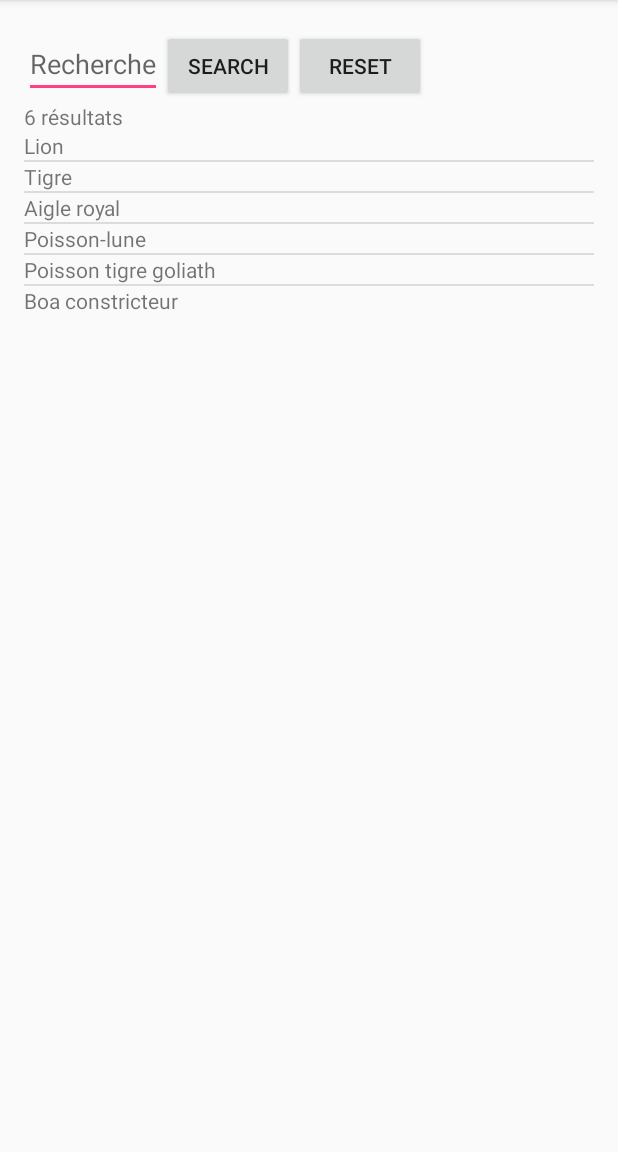
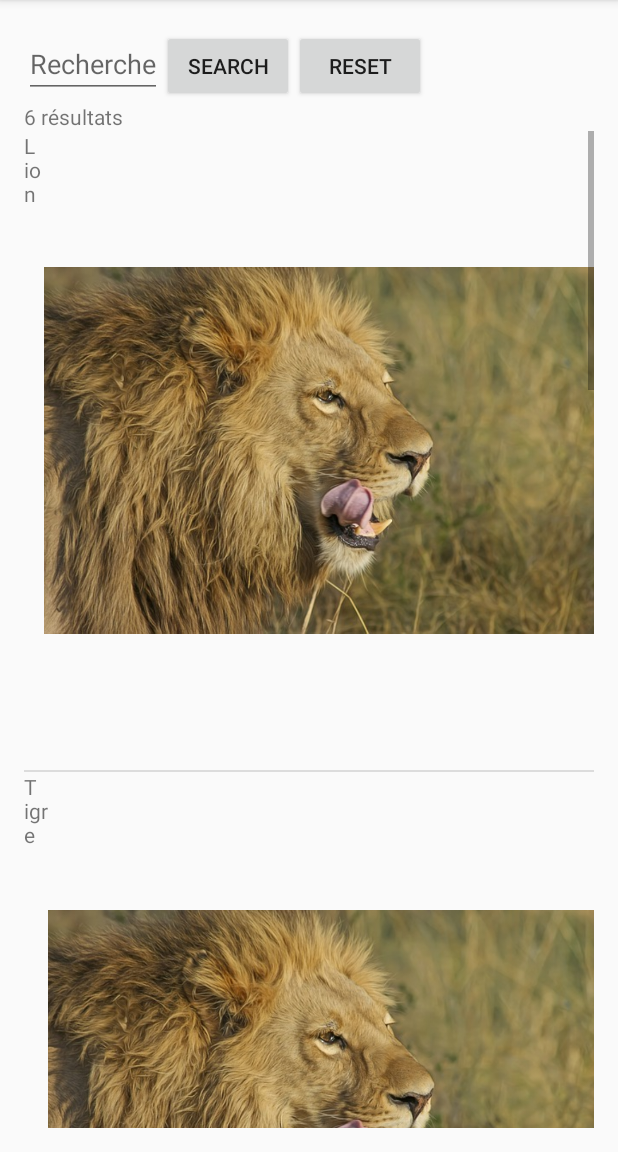
Before and after one commit to pauline-rdc/MyZoo, an Android app: the fragment AllAnimalsFragment placed in its activity, after a tap on "RESET", on a phone screen of 412 x 824 dp, the part 84-1236 px from its top. Run offline under Robolectric (Android 15) with nearby library versions, the phone set to English and light mode, and no system bars.

Commit message:
ListView with ImageView

```diff
--- a/app/src/main/java/com/example/pauliner/myzoo/AllAnimalsFragment.java
+++ b/app/src/main/java/com/example/pauliner/myzoo/AllAnimalsFragment.java
@@ -150,10 +150,6 @@ public class AllAnimalsFragment extends Fragment {
         bt_reset.setOnClickListener(new View.OnClickListener() {
             @Override
             public void onClick(View v) {
-                if (et.getText().toString().trim().length() == 0) {
-                    Toast.makeText(thiscontext, "Préciser l'animal recherché", Toast.LENGTH_SHORT).show();
-                }
-                else {
                 lv.setAdapter(animalAdapter);
                 LoadAnimal async = new LoadAnimal(new LoadAnimal.CallBack() {
                     @Override
@@ -176,7 +172,6 @@ public class AllAnimalsFragment extends Fragment {
                 }, "");
                 async.execute();
                 et.setText("");
-                }
             }
         });
 
--- a/app/src/main/java/com/example/pauliner/myzoo/AnimalAdapter.java
+++ b/app/src/main/java/com/example/pauliner/myzoo/AnimalAdapter.java
@@ -1,10 +1,12 @@
 package com.example.pauliner.myzoo;
 
 import android.content.Context;
+import android.content.res.Resources;
 import android.view.LayoutInflater;
 import android.view.View;
 import android.view.ViewGroup;
 import android.widget.BaseAdapter;
+import android.widget.ImageView;
 import android.widget.TextView;
 
 import java.util.List;
@@ -14,11 +16,13 @@ import java.util.List;
  */
 public class AnimalAdapter extends BaseAdapter {
     private LayoutInflater mInflater;
+    private Context mContext;
     private List<Animal> animals;
 
     public AnimalAdapter(Context context, List<Animal> animals) {
         mInflater = (LayoutInflater) context.getSystemService(Context.LAYOUT_INFLATER_SERVICE);
         this.animals = animals;
+        this.mContext = context;
     }
 
     @Override
@@ -46,6 +50,8 @@ public class AnimalAdapter extends BaseAdapter {
 
             vh.tv_animal = (TextView) rowView.findViewById(R.id.tv_animal);
 
+            vh.iv = (ImageView) rowView.findViewById(R.id.iv);
+
             rowView.setTag(vh);
         }
         else {
@@ -53,13 +59,19 @@ public class AnimalAdapter extends BaseAdapter {
         }
 
         vh.animal = (Animal) getItem(position);
+
         vh.tv_animal.setText(vh.animal.getName());
+
+        Resources res = mContext.getResources();
+        int resourceId = res.getIdentifier(vh.animal.getImg(), "drawable", mContext.getPackageName());
+        vh.iv.setImageDrawable(res.getDrawable(resourceId, mContext.getTheme()));
 
         return rowView;
     }
 
     public static class ViewHolder {
         public TextView tv_animal;
+        public ImageView iv;
         public Animal animal;
     }
 }
--- a/app/src/main/java/com/example/pauliner/myzoo/MainActivity.java
+++ b/app/src/main/java/com/example/pauliner/myzoo/MainActivity.java
@@ -41,12 +41,12 @@ public class MainActivity extends AppCompatActivity implements
         zooBDD.insertTheme(theme3);
         zooBDD.insertTheme(theme4);
 
-        Animal animal1 = new Animal("Lion", "Le lion (Panthera leo) est une espèce de mammifères carnivores de la famille des félidés", "0.0.0.1", "tmpsnd1", "tmpimg1", zooBDD.getThemeById(1));
-        Animal animal2 = new Animal("Tigre", "Le tigre (Panthera tigris1) est une espèce de mammifère carnivore de la famille des félidés (Felidae) du genre Panthera", "15.0.0.1", "tmpsnd2", "tmpimg2", zooBDD.getThemeById(1));
-        Animal animal3 = new Animal("Aigle royal", "L'Aigle royal (Aquila chrysaetos) est une espèce de grands rapaces de la famille des Accipitridae", "30.0.0.1", "tmpsnd3", "tmpimg3", zooBDD.getThemeById(2));
-        Animal animal4 = new Animal("Poisson-lune", "Le poisson-lune, aussi appelé môle, est un poisson de la famille des Molidae, au corps circulaire pouvant atteindre 2 mètres et peser jusqu'à 1 000 kg", "45.0.0.1", "tmpsnd4", "tmpimg4", zooBDD.getThemeById(3));
-        Animal animal5 = new Animal("Poisson tigre goliath", "Le poisson tigre goliath (Hydrocynus goliath) ou encore Poisson-chien 1 et appelé localement mbenga est une espèce de poisson d'eau douce", "60.0.0.1", "tmpsnd5", "tmpimg5", zooBDD.getThemeById(3));
-        Animal animal6 = new Animal("Boa constricteur", "Boa constrictor, le Boa constricteur, est une espèce de serpents de la famille des Boidae", "75.0.0.1", "tmpsnd6", "tmpimg6", zooBDD.getThemeById(4));
+        Animal animal1 = new Animal("Lion", "Le lion (Panthera leo) est une espèce de mammifères carnivores de la famille des félidés", "0.0.0.1", "tmpsnd1", "lion", zooBDD.getThemeById(1));
+        Animal animal2 = new Animal("Tigre", "Le tigre (Panthera tigris1) est une espèce de mammifère carnivore de la famille des félidés (Felidae) du genre Panthera", "15.0.0.1", "tmpsnd2", "lion", zooBDD.getThemeById(1));
+        Animal animal3 = new Animal("Aigle royal", "L'Aigle royal (Aquila chrysaetos) est une espèce de grands rapaces de la famille des Accipitridae", "30.0.0.1", "tmpsnd3", "bird", zooBDD.getThemeById(2));
+        Animal animal4 = new Animal("Poisson-lune", "Le poisson-lune, aussi appelé môle, est un poisson de la famille des Molidae, au corps circulaire pouvant atteindre 2 mètres et peser jusqu'à 1 000 kg", "45.0.0.1", "tmpsnd4", "poisson", zooBDD.getThemeById(3));
+        Animal animal5 = new Animal("Poisson tigre goliath", "Le poisson tigre goliath (Hydrocynus goliath) ou encore Poisson-chien 1 et appelé localement mbenga est une espèce de poisson d'eau douce", "60.0.0.1", "tmpsnd5", "poisson", zooBDD.getThemeById(3));
+        Animal animal6 = new Animal("Boa constricteur", "Boa constrictor, le Boa constricteur, est une espèce de serpents de la famille des Boidae", "75.0.0.1", "tmpsnd6", "crocodile", zooBDD.getThemeById(4));
 
         zooBDD.insertAnimal(animal1);
         zooBDD.insertAnimal(animal2);
--- a/app/src/main/res/layout/animal_cellule.xml
+++ b/app/src/main/res/layout/animal_cellule.xml
@@ -2,10 +2,17 @@
 <LinearLayout xmlns:android="http://schemas.android.com/apk/res/android"
               android:layout_width="match_parent"
               android:layout_height="match_parent"
-              android:orientation="vertical">
+              android:orientation="horizontal">
 
     <TextView
         android:id="@+id/tv_animal"
         android:layout_width="match_parent"
-        android:layout_height="wrap_content"/>
+        android:layout_height="wrap_content"
+        android:layout_weight="0.5"/>
+
+    <ImageView
+        android:layout_width="match_parent"
+        android:layout_height="wrap_content"
+        android:id="@+id/iv"
+        android:layout_weight="0.5"/>
 </LinearLayout>
```
Lines whose indentation alone changed are shown as unchanged.
